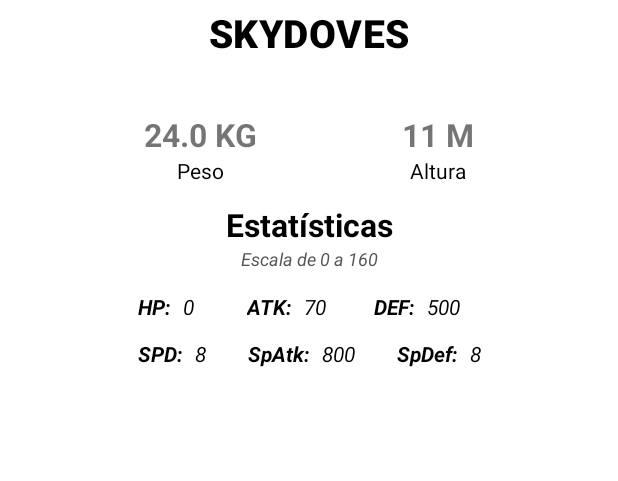
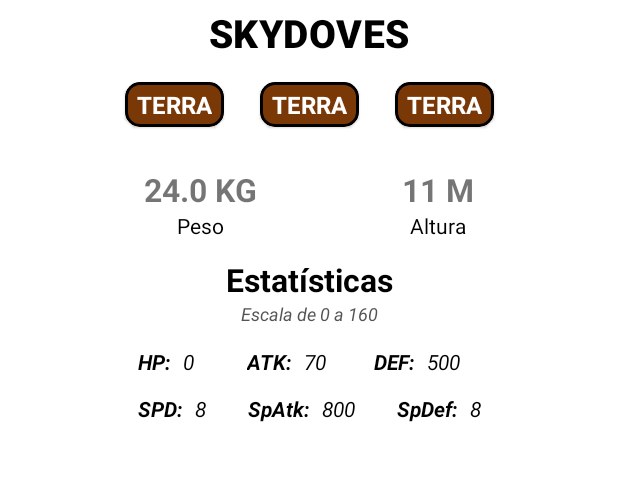
Before and after one commit to AllanKevyn/PokemonApp, an Android app: the layout fragment_pokemon_detail.xml on its own in the app's theme, with its tools: preview values and no code run, on a phone screen of 412 x 824 dp, the part 360-841 px from its top. Run offline under Robolectric (Android 15) with nearby library versions, the phone set to English and light mode, and no system bars.

Commit message:
item and adapter created for detail screen

```diff
--- a/app/src/main/res/layout/fragment_pokemon_detail.xml
+++ b/app/src/main/res/layout/fragment_pokemon_detail.xml
@@ -56,12 +56,14 @@
         app:layout_constraintTop_toTopOf="parent" />
 
     <androidx.recyclerview.widget.RecyclerView
-        android:id="@+id/ribbonRecyclerView"
+        android:id="@+id/rvType"
         android:layout_width="wrap_content"
         android:layout_height="wrap_content"
+        tools:listitem="@layout/item_detail"
         android:layout_marginTop="12dp"
         android:orientation="horizontal"
-        android:visibility="invisible"
+        android:visibility="visible"
+        tools:itemCount="3"
         app:layoutManager="androidx.recyclerview.widget.LinearLayoutManager"
         app:layout_constraintEnd_toEndOf="parent"
         app:layout_constraintStart_toStartOf="parent"
@@ -76,7 +78,7 @@
         android:textStyle="bold"
         app:layout_constraintEnd_toStartOf="@id/height"
         app:layout_constraintStart_toStartOf="parent"
-        app:layout_constraintTop_toBottomOf="@id/ribbonRecyclerView"
+        app:layout_constraintTop_toBottomOf="@id/rvType"
         tools:text="24.0 KG" />
 
     <TextView
--- /dev/null
+++ b/app/src/main/res/layout/item_detail.xml
@@ -0,0 +1,39 @@
+<?xml version="1.0" encoding="utf-8"?>
+<com.google.android.material.card.MaterialCardView xmlns:android="http://schemas.android.com/apk/res/android"
+    xmlns:app="http://schemas.android.com/apk/res-auto"
+    android:id="@+id/spotlightCardView"
+    android:layout_width="wrap_content"
+    android:layout_height="wrap_content"
+    android:layout_marginVertical="3dp"
+    android:layout_marginStart="12dp"
+    android:layout_marginEnd="12dp"
+    app:layout_constraintBottom_toBottomOf="parent"
+    app:layout_constraintEnd_toEndOf="parent"
+    app:layout_constraintStart_toStartOf="parent"
+    app:layout_constraintTop_toTopOf="parent"
+    android:backgroundTint="#7A3807"
+    android:elevation="1dp"
+    app:cardCornerRadius="10dp"
+    app:strokeColor="@color/black"
+    app:strokeWidth="2dp">
+
+    <androidx.constraintlayout.widget.ConstraintLayout
+        android:layout_width="match_parent"
+        android:layout_height="match_parent">
+
+        <TextView
+            android:id="@+id/type"
+            android:layout_width="wrap_content"
+            android:layout_height="wrap_content"
+            android:paddingHorizontal="8dp"
+            android:paddingVertical="4dp"
+            android:text="TERRA"
+            android:textColor="@color/white"
+            android:textSize="16sp"
+            android:textStyle="bold"
+            app:layout_constraintEnd_toEndOf="parent"
+            app:layout_constraintStart_toStartOf="parent"
+            app:layout_constraintTop_toTopOf="parent" />
+
+    </androidx.constraintlayout.widget.ConstraintLayout>
+</com.google.android.material.card.MaterialCardView>
```
Also changed, not shown: app/src/main/java/com/example/pokemonapp/adapter/PokemonTypeAdapter.kt (added, +54 -0 lines), app/src/main/java/com/example/pokemonapp/presentation/detail/PokemonDetailFragment.kt (+18 -0 lines).
